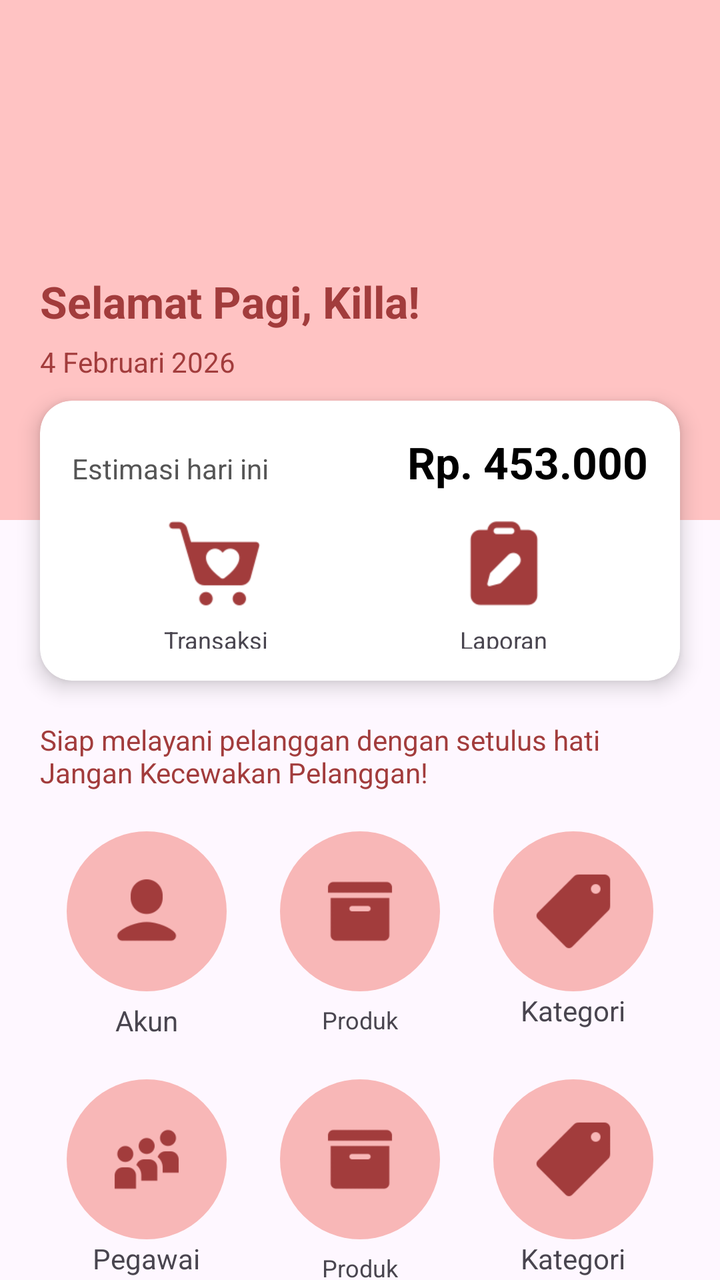
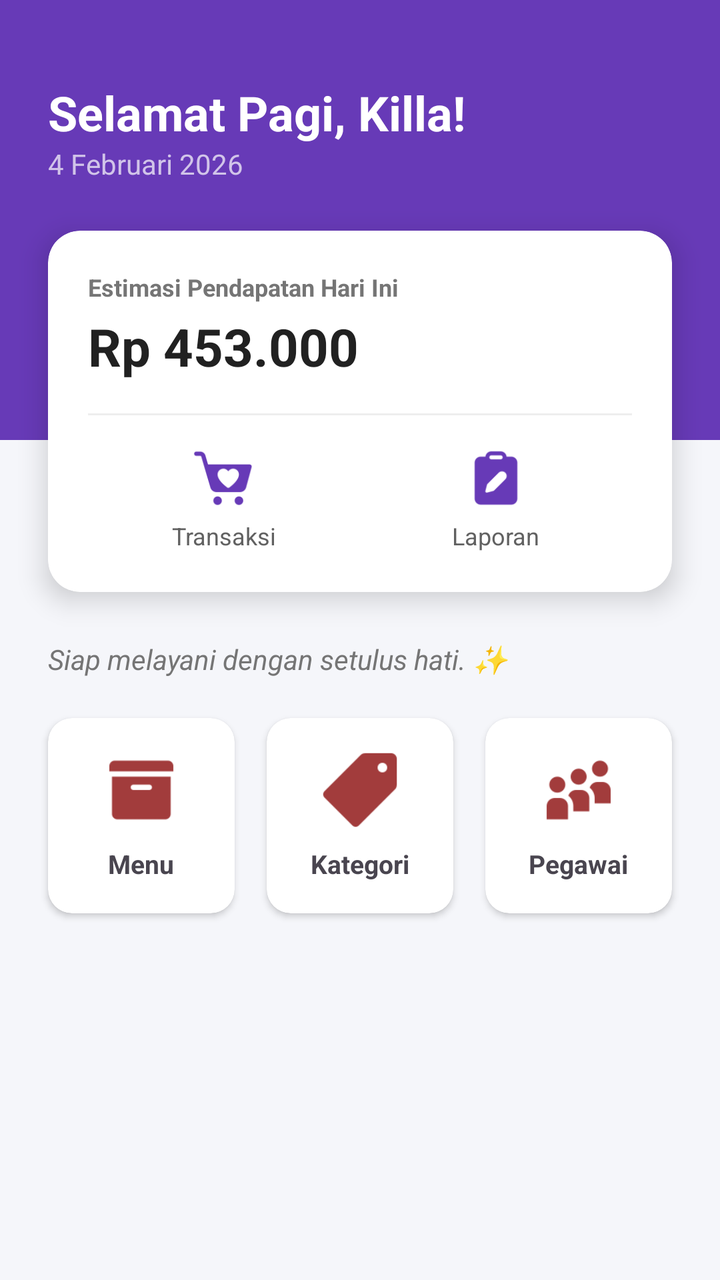

An Android layout rendered at two revisions. The XML below is the earlier revision; the diff shows what the commit changed to produce the second picture.
<!-- AndroidManifest.xml: application theme Theme.Penjualan -->
<!-- res/layout/activity_main.xml -->
<androidx.constraintlayout.widget.ConstraintLayout
    xmlns:android="http://schemas.android.com/apk/res/android"
    xmlns:app="http://schemas.android.com/apk/res-auto"
    xmlns:tools="http://schemas.android.com/tools"
    android:id="@+id/main"
    android:layout_width="match_parent"
    android:layout_height="match_parent"
    tools:context=".MainActivity">

    <LinearLayout
        android:id="@+id/header"
        android:layout_width="0dp"
        android:layout_height="260dp"
        android:background="#FFC3C3"
        android:orientation="horizontal"
        app:layout_constraintTop_toTopOf="parent"
        app:layout_constraintStart_toStartOf="parent"
        app:layout_constraintEnd_toEndOf="parent"/>

    <TextView
        android:id="@+id/tvSapaan"
        android:layout_width="wrap_content"
        android:layout_height="wrap_content"
        android:text="Selamat Pagi, Killa!"
        android:textSize="22sp"
        android:textStyle="bold"
        android:textColor="#A23C3C"
        android:layout_marginBottom="6dp"
        app:layout_constraintBottom_toTopOf="@+id/tvtanggal"
        app:layout_constraintStart_toStartOf="parent"
        android:layout_marginStart="20dp"/>

    <TextView
        android:id="@+id/tvtanggal"
        android:layout_width="wrap_content"
        android:layout_height="wrap_content"
        android:text="4 Februari 2026"
        android:textSize="14sp"
        android:textColor="#A23C3C"
        android:layout_marginBottom="10dp"
        android:layout_marginStart="20dp"
        app:layout_constraintBottom_toTopOf="@+id/cardEstimasi"
        app:layout_constraintStart_toStartOf="parent"/>

    <androidx.cardview.widget.CardView
        android:id="@+id/cardEstimasi"
        android:layout_width="0dp"
        android:layout_height="140dp"
        android:layout_marginStart="20dp"
        android:layout_marginEnd="20dp"
        android:layout_marginTop="-60dp"
        app:cardCornerRadius="16dp"
        app:cardElevation="6dp"
        app:layout_constraintTop_toBottomOf="@id/header"
        app:layout_constraintStart_toStartOf="parent"
        app:layout_constraintEnd_toEndOf="parent">

        <LinearLayout
            android:layout_width="match_parent"
            android:layout_height="match_parent"
            android:padding="16dp"
            android:orientation="vertical">

            <LinearLayout
                android:layout_width="match_parent"
                android:layout_height="wrap_content"
                android:orientation="horizontal">

            <TextView
                android:layout_height="wrap_content"
                android:layout_width="wrap_content"
                android:text="Estimasi hari ini"
                android:layout_weight="1"
                android:textSize="14sp"
                android:textColor="#555"/>

            <TextView
                android:layout_height="wrap_content"
                android:layout_width="wrap_content"
                android:text="Rp. 453.000"
                android:textSize="22sp"
                android:textStyle="bold"
                android:textColor="#000"
                android:layout_marginBottom="12dp" />

            </LinearLayout>

            <LinearLayout
                android:orientation="horizontal"
                android:layout_width="match_parent"
                android:layout_height="wrap_content">

                <LinearLayout
                    android:layout_width="0dp"
                    android:layout_height="wrap_content"
                    android:layout_weight="1"
                    android:orientation="vertical"
                    android:gravity="center">

                    <ImageView
                        android:layout_width="50dp"
                        android:layout_height="50dp"
                        android:src="@drawable/ic_transaksi"/>

                    <TextView
                        android:text="Transaksi"
                        android:layout_width="wrap_content"
                        android:layout_height="wrap_content"
                        android:textSize="12sp"
                        android:layout_marginTop="4dp"/>

                </LinearLayout>

                <LinearLayout
                    android:layout_width="0dp"
                    android:layout_height="wrap_content"
                    android:layout_weight="1"
                    android:orientation="vertical"
                    android:gravity="center">

                    <ImageView
                        android:layout_width="50dp"
                        android:layout_height="50dp"
                        android:src="@drawable/ic_laporan"/>

                    <TextView
                        android:text="Laporan"
                        android:layout_width="wrap_content"
                        android:layout_height="wrap_content"
                        android:textSize="12sp"
                        android:layout_marginTop="4dp"/>
                </LinearLayout>
            </LinearLayout>

        </LinearLayout>
    </androidx.cardview.widget.CardView>

    <TextView
        android:id="@+id/motivasi"
        android:layout_width="0dp"
        android:layout_height="wrap_content"
        android:text="Siap melayani pelanggan dengan setulus hati\nJangan Kecewakan Pelanggan!"
        android:textColor="#A23C3C"
        android:textSize="14sp"
        android:layout_margin="20dp"
        app:layout_constraintTop_toBottomOf="@id/cardEstimasi"
        app:layout_constraintStart_toStartOf="parent"
        app:layout_constraintEnd_toEndOf="parent"/>

    <GridLayout
        android:id="@+id/grid1"
        android:layout_width="0dp"
        android:layout_height="wrap_content"
        android:columnCount="3"
        android:layout_margin="20dp"
        app:layout_constraintTop_toBottomOf="@id/motivasi"
        app:layout_constraintStart_toStartOf="parent"
        app:layout_constraintEnd_toEndOf="parent">

        <LinearLayout
            android:orientation="vertical"
            android:gravity="center"
            android:layout_width="0dp"
            android:layout_height="wrap_content"
            android:layout_columnWeight="1">
=
            <FrameLayout
                android:layout_width="80dp"
                android:layout_height="80dp"
                android:background="@drawable/circle_pink"
                android:gravity="center">

                <ImageView
                    android:layout_width="40dp"
                    android:layout_height="40dp"
                    android:layout_gravity="center"
                    android:src="@drawable/ic_akun"
                    android:contentDescription="Transaksi"/>
            </FrameLayout>

            <TextView
                android:layout_width="wrap_content"
                android:layout_height="wrap_content"
                android:text="Akun"
                android:layout_marginTop="5dp"/>
        </LinearLayout>

        <LinearLayout
            android:orientation="vertical"
            android:gravity="center"
            android:layout_width="0dp"
            android:layout_columnWeight="1">

            <FrameLayout
                android:layout_width="80dp"
                android:layout_height="80dp"
                android:background="@drawable/circle_pink"
                android:gravity="center">

                <ImageView
                    android:layout_width="40dp"
                    android:layout_height="40dp"
                    android:layout_gravity="center"
                    android:src="@drawable/ic_produk"
                    android:contentDescription="Transaksi"/>
            </FrameLayout>

            <TextView
                android:layout_width="wrap_content"
                android:layout_height="wrap_content"
                android:text="Produk"
                android:textSize="12sp"
                android:layout_marginTop="6dp"/>
        </LinearLayout>

        <LinearLayout
            android:id="@+id/menuKategori"
            android:orientation="vertical"
            android:gravity="center"
            android:layout_width="0dp"
            android:layout_columnWeight="1">

            <FrameLayout
                android:layout_width="80dp"
                android:layout_height="80dp"
                android:background="@drawable/circle_pink"
                android:gravity="center">

                <ImageView
                    android:id="@+id/cardKategori"
                    android:layout_width="40dp"
                    android:layout_height="40dp"
                    android:layout_gravity="center"
                    android:src="@drawable/ic_kategori"
                    android:contentDescription="Transaksi"/>
            </FrameLayout>

            <TextView
                android:layout_width="wrap_content"
                android:layout_height="wrap_content"
                android:text="Kategori"/>
        </LinearLayout>

    </GridLayout>

    <GridLayout
        android:layout_width="0dp"
        android:layout_height="wrap_content"
        android:columnCount="3"
        android:layout_margin="20dp"
        app:layout_constraintTop_toBottomOf="@id/grid1"
        app:layout_constraintStart_toStartOf="parent"
        app:layout_constraintEnd_toEndOf="parent">

        <LinearLayout
            android:orientation="vertical"
            android:gravity="center"
            android:layout_width="0dp"
            android:layout_height="wrap_content"
            android:layout_columnWeight="1">
            =
            <FrameLayout
                android:layout_width="80dp"
                android:layout_height="80dp"
                android:background="@drawable/circle_pink"
                android:gravity="center">

                <ImageView
                    android:layout_width="40dp"
                    android:layout_height="40dp"
                    android:layout_gravity="center"
                    android:src="@drawable/ic_pegawai"
                    android:contentDescription="Pegawai"/>
            </FrameLayout>

            <TextView
                android:layout_width="wrap_content"
                android:layout_height="wrap_content"
                android:text="Pegawai" />
        </LinearLayout>

        <LinearLayout
            android:orientation="vertical"
            android:gravity="center"
            android:layout_width="0dp"
            android:layout_columnWeight="1">

            <FrameLayout
                android:layout_width="80dp"
                android:layout_height="80dp"
                android:background="@drawable/circle_pink"
                android:gravity="center">

                <ImageView
                    android:layout_width="40dp"
                    android:layout_height="40dp"
                    android:layout_gravity="center"
                    android:src="@drawable/ic_produk"
                    android:contentDescription="Transaksi"/>
            </FrameLayout>

            <TextView
                android:layout_width="wrap_content"
                android:layout_height="wrap_content"
                android:text="Produk"
                android:textSize="12sp"
                android:layout_marginTop="6dp"/>
        </LinearLayout>

        <LinearLayout
            android:orientation="vertical"
            android:gravity="center"
            android:layout_width="0dp"
            android:layout_columnWeight="1">

            <FrameLayout
                android:layout_width="80dp"
                android:layout_height="80dp"
                android:background="@drawable/circle_pink"
                android:gravity="center">

                <ImageView
                    android:layout_width="40dp"
                    android:layout_height="40dp"
                    android:layout_gravity="center"
                    android:src="@drawable/ic_kategori"
                    android:contentDescription="Transaksi"/>
            </FrameLayout>

            <TextView
                android:layout_width="wrap_content"
                android:layout_height="wrap_content"
                android:text="Kategori"/>
        </LinearLayout>

    </GridLayout>

</androidx.constraintlayout.widget.ConstraintLayout>
<!-- resources referenced by this layout -->
<resources>
  <!-- drawable circle_pink (drawable) -->
  <?xml version="1.0" encoding="utf-8"?>
  <shape xmlns:android="http://schemas.android.com/apk/res/android"
      android:shape="oval">
      <solid android:color="#F8B7B7"/>
  </shape>
  <!-- drawable ic_akun: png bitmap (drawable, 1398 bytes) -->
  <!-- drawable ic_kategori: png bitmap (drawable, 1034 bytes) -->
  <!-- drawable ic_laporan: png bitmap (drawable, 1346 bytes) -->
  <!-- drawable ic_pegawai: png bitmap (drawable, 1954 bytes) -->
  <!-- drawable ic_produk: png bitmap (drawable, 731 bytes) -->
  <!-- drawable ic_transaksi: png bitmap (drawable, 2011 bytes) -->
  <style name="Theme.Penjualan" parent="Base.Theme.Penjualan" />
  <style name="Base.Theme.Penjualan" parent="Theme.Material3.DayNight.NoActionBar">
          
          
      </style>
</resources>

<!-- the commit's change to res/layout/activity_main.xml (unified diff, before → after) -->
@@ -1,3 +1,4 @@
+<?xml version="1.0" encoding="utf-8"?>
 <androidx.constraintlayout.widget.ConstraintLayout
     xmlns:android="http://schemas.android.com/apk/res/android"
     xmlns:app="http://schemas.android.com/apk/res-auto"
@@ -5,333 +6,237 @@
     android:id="@+id/main"
     android:layout_width="match_parent"
     android:layout_height="match_parent"
+    android:background="#F5F6FA"
     tools:context=".MainActivity">
 
-    <LinearLayout
-        android:id="@+id/header"
-        android:layout_width="0dp"
-        android:layout_height="260dp"
-        android:background="#FFC3C3"
-        android:orientation="horizontal"
-        app:layout_constraintTop_toTopOf="parent"
-        app:layout_constraintStart_toStartOf="parent"
-        app:layout_constraintEnd_toEndOf="parent"/>
+    <View
+        android:id="@+id/headerView"
+        android:layout_width="match_parent"
+        android:layout_height="220dp"
+        android:background="#673AB7"
+        app:layout_constraintTop_toTopOf="parent" />
 
     <TextView
         android:id="@+id/tvSapaan"
         android:layout_width="wrap_content"
         android:layout_height="wrap_content"
+        android:layout_marginStart="24dp"
+        android:layout_marginTop="40dp"
         android:text="Selamat Pagi, Killa!"
-        android:textSize="22sp"
+        android:textColor="#FFFFFF"
+        android:textSize="24sp"
         android:textStyle="bold"
-        android:textColor="#A23C3C"
-        android:layout_marginBottom="6dp"
-        app:layout_constraintBottom_toTopOf="@+id/tvtanggal"
         app:layout_constraintStart_toStartOf="parent"
-        android:layout_marginStart="20dp"/>
+        app:layout_constraintTop_toTopOf="parent" />
 
     <TextView
         android:id="@+id/tvtanggal"
         android:layout_width="wrap_content"
         android:layout_height="wrap_content"
         android:text="4 Februari 2026"
+        android:textColor="#D1C4E9"
         android:textSize="14sp"
-        android:textColor="#A23C3C"
-        android:layout_marginBottom="10dp"
-        android:layout_marginStart="20dp"
-        app:layout_constraintBottom_toTopOf="@+id/cardEstimasi"
-        app:layout_constraintStart_toStartOf="parent"/>
+        app:layout_constraintStart_toStartOf="@+id/tvSapaan"
+        app:layout_constraintTop_toBottomOf="@+id/tvSapaan" />
 
     <androidx.cardview.widget.CardView
         android:id="@+id/cardEstimasi"
-        android:layout_width="0dp"
-        android:layout_height="140dp"
-        android:layout_marginStart="20dp"
-        android:layout_marginEnd="20dp"
-        android:layout_marginTop="-60dp"
+        android:layout_width="match_parent"
+        android:layout_height="wrap_content"
+        android:layout_marginHorizontal="24dp"
+        android:layout_marginTop="24dp"
         app:cardCornerRadius="16dp"
-        app:cardElevation="6dp"
-        app:layout_constraintTop_toBottomOf="@id/header"
-        app:layout_constraintStart_toStartOf="parent"
-        app:layout_constraintEnd_toEndOf="parent">
+        app:cardElevation="8dp"
+        app:layout_constraintTop_toBottomOf="@+id/tvtanggal">
 
         <LinearLayout
             android:layout_width="match_parent"
-            android:layout_height="match_parent"
-            android:padding="16dp"
-            android:orientation="vertical">
+            android:layout_height="wrap_content"
+            android:orientation="vertical"
+            android:padding="20dp">
+
+            <TextView
+                android:layout_width="wrap_content"
+                android:layout_height="wrap_content"
+                android:text="Estimasi Pendapatan Hari Ini"
+                android:textColor="#757575"
+                android:textSize="12sp"
+                android:textStyle="bold" />
+
+            <TextView
+                android:layout_width="wrap_content"
+                android:layout_height="wrap_content"
+                android:layout_marginTop="4dp"
+                android:text="Rp 453.000"
+                android:textColor="#212121"
+                android:textSize="26sp"
+                android:textStyle="bold" />
+
+            <View
+                android:layout_width="match_parent"
+                android:layout_height="1dp"
+                android:layout_marginVertical="16dp"
+                android:background="#EEEEEE" />
 
             <LinearLayout
                 android:layout_width="match_parent"
                 android:layout_height="wrap_content"
                 android:orientation="horizontal">
-
-            <TextView
-                android:layout_height="wrap_content"
-                android:layout_width="wrap_content"
-                android:text="Estimasi hari ini"
-                android:layout_weight="1"
-                android:textSize="14sp"
-                android:textColor="#555"/>
-
-            <TextView
-                android:layout_height="wrap_content"
-                android:layout_width="wrap_content"
-                android:text="Rp. 453.000"
-                android:textSize="22sp"
-                android:textStyle="bold"
-                android:textColor="#000"
-                android:layout_marginBottom="12dp" />
-
-            </LinearLayout>
-
-            <LinearLayout
-                android:orientation="horizontal"
-                android:layout_width="match_parent"
-                android:layout_height="wrap_content">
 
                 <LinearLayout
                     android:layout_width="0dp"
                     android:layout_height="wrap_content"
                     android:layout_weight="1"
-                    android:orientation="vertical"
-                    android:gravity="center">
-
+                    android:gravity="center"
+                    android:orientation="vertical">
                     <ImageView
-                        android:layout_width="50dp"
-                        android:layout_height="50dp"
-                        android:src="@drawable/ic_transaksi"/>
-
+                        android:layout_width="32dp"
+                        android:layout_height="32dp"
+                        android:src="@drawable/ic_transaksi"
+                        app:tint="#673AB7" />
                     <TextView
-                        android:text="Transaksi"
                         android:layout_width="wrap_content"
                         android:layout_height="wrap_content"
+                        android:layout_marginTop="4dp"
+                        android:text="Transaksi"
                         android:textSize="12sp"
-                        android:layout_marginTop="4dp"/>
-
+                        android:textColor="#616161"/>
                 </LinearLayout>
 
                 <LinearLayout
                     android:layout_width="0dp"
                     android:layout_height="wrap_content"
                     android:layout_weight="1"
-                    android:orientation="vertical"
-                    android:gravity="center">
-
+                    android:gravity="center"
+                    android:orientation="vertical">
                     <ImageView
-                        android:layout_width="50dp"
-                        android:layout_height="50dp"
-                        android:src="@drawable/ic_laporan"/>
-
+                        android:layout_width="32dp"
+                        android:layout_height="32dp"
+                        android:src="@drawable/ic_laporan"
+                        app:tint="#673AB7" />
                     <TextView
-                        android:text="Laporan"
                         android:layout_width="wrap_content"
                         android:layout_height="wrap_content"
+                        android:layout_marginTop="4dp"
+                        android:text="Laporan"
                         android:textSize="12sp"
-                        android:layout_marginTop="4dp"/>
+                        android:textColor="#616161"/>
                 </LinearLayout>
             </LinearLayout>
-
         </LinearLayout>
     </androidx.cardview.widget.CardView>
 
     <TextView
         android:id="@+id/motivasi"
-        android:layout_width="0dp"
-        android:layout_height="wrap_content"
-        android:text="Siap melayani pelanggan dengan setulus hati\nJangan Kecewakan Pelanggan!"
-        android:textColor="#A23C3C"
+        android:layout_width="match_parent"
+        android:layout_height="wrap_content"
+        android:layout_marginHorizontal="24dp"
+        android:layout_marginTop="24dp"
+        android:text="Siap melayani dengan setulus hati. ✨"
+        android:textColor="#757575"
         android:textSize="14sp"
-        android:layout_margin="20dp"
-        app:layout_constraintTop_toBottomOf="@id/cardEstimasi"
-        app:layout_constraintStart_toStartOf="parent"
-        app:layout_constraintEnd_toEndOf="parent"/>
+        android:textStyle="italic"
+        app:layout_constraintTop_toBottomOf="@id/cardEstimasi" />
 
     <GridLayout
-        android:id="@+id/grid1"
-        android:layout_width="0dp"
-        android:layout_height="wrap_content"
+        android:layout_width="match_parent"
+        android:layout_height="wrap_content"
+        android:layout_marginHorizontal="16dp"
+        android:layout_marginTop="12dp"
         android:columnCount="3"
-        android:layout_margin="20dp"
-        app:layout_constraintTop_toBottomOf="@id/motivasi"
-        app:layout_constraintStart_toStartOf="parent"
-        app:layout_constraintEnd_toEndOf="parent">
-
-        <LinearLayout
-            android:orientation="vertical"
-            android:gravity="center"
+        app:layout_constraintTop_toBottomOf="@id/motivasi">
+
+        <androidx.cardview.widget.CardView
+            android:id="@+id/btnMenuProduk"
             android:layout_width="0dp"
             android:layout_height="wrap_content"
-            android:layout_columnWeight="1">
-=
-            <FrameLayout
-                android:layout_width="80dp"
-                android:layout_height="80dp"
-                android:background="@drawable/circle_pink"
-                android:gravity="center">
-
+            android:layout_columnWeight="1"
+            android:layout_margin="8dp"
+            android:clickable="true"
+            android:focusable="true"
+            android:foreground="?android:attr/selectableItemBackground"
+            app:cardCornerRadius="12dp"
+            app:cardElevation="2dp">
+            <LinearLayout
+                android:layout_width="match_parent"
+                android:layout_height="wrap_content"
+                android:gravity="center"
+                android:orientation="vertical"
+                android:padding="16dp">
                 <ImageView
                     android:layout_width="40dp"
                     android:layout_height="40dp"
-                    android:layout_gravity="center"
-                    android:src="@drawable/ic_akun"
-                    android:contentDescription="Transaksi"/>
-            </FrameLayout>
-
-            <TextView
-                android:layout_width="wrap_content"
-                android:layout_height="wrap_content"
-                android:text="Akun"
-                android:layout_marginTop="5dp"/>
-        </LinearLayout>
-
-        <LinearLayout
-            android:orientation="vertical"
-            android:gravity="center"
+                    android:src="@drawable/ic_produk" />
+                <TextView
+                    android:layout_width="wrap_content"
+                    android:layout_height="wrap_content"
+                    android:layout_marginTop="8dp"
+                    android:text="Menu"
+                    android:textSize="13sp"
+                    android:textStyle="bold" />
+            </LinearLayout>
+        </androidx.cardview.widget.CardView>
+
+        <androidx.cardview.widget.CardView
+            android:id="@+id/btnMenuKategori"
             android:layout_width="0dp"
-            android:layout_columnWeight="1">
-
-            <FrameLayout
-                android:layout_width="80dp"
-                android:layout_height="80dp"
-                android:background="@drawable/circle_pink"
-                android:gravity="center">
-
+            android:layout_height="wrap_content"
+            android:layout_columnWeight="1"
+            android:layout_margin="8dp"
+            android:clickable="true"
+            android:focusable="true"
+            android:foreground="?android:attr/selectableItemBackground"
+            app:cardCornerRadius="12dp"
+            app:cardElevation="2dp">
+            <LinearLayout
+                android:layout_width="match_parent"
+                android:layout_height="wrap_content"
+                android:gravity="center"
+                android:orientation="vertical"
+                android:padding="16dp">
                 <ImageView
                     android:layout_width="40dp"
                     android:layout_height="40dp"
-                    android:layout_gravity="center"
-                    android:src="@drawable/ic_produk"
-                    android:contentDescription="Transaksi"/>
-            </FrameLayout>
-
-            <TextView
-                android:layout_width="wrap_content"
-                android:layout_height="wrap_content"
-                android:text="Produk"
-                android:textSize="12sp"
-                android:layout_marginTop="6dp"/>
-        </LinearLayout>
-
-        <LinearLayout
-            android:id="@+id/menuKategori"
-            android:orientation="vertical"
-            android:gravity="center"
+                    android:src="@drawable/ic_kategori" />
+                <TextView
+                    android:layout_width="wrap_content"
+                    android:layout_height="wrap_content"
+                    android:layout_marginTop="8dp"
+                    android:text="Kategori"
+                    android:textSize="13sp"
+                    android:textStyle="bold" />
+            </LinearLayout>
+        </androidx.cardview.widget.CardView>
+
+        <androidx.cardview.widget.CardView
             android:layout_width="0dp"
-            android:layout_columnWeight="1">
-
-            <FrameLayout
-                android:layout_width="80dp"
-                android:layout_height="80dp"
-                android:background="@drawable/circle_pink"
-                android:gravity="center">
-
-                <ImageView
-                    android:id="@+id/cardKategori"
-                    android:layout_width="40dp"
-                    android:layout_height="40dp"
-                    android:layout_gravity="center"
-                    android:src="@drawable/ic_kategori"
-                    android:contentDescription="Transaksi"/>
-            </FrameLayout>
-
-            <TextView
-                android:layout_width="wrap_content"
-                android:layout_height="wrap_content"
-                android:text="Kategori"/>
-        </LinearLayout>
-
-    </GridLayout>
-
-    <GridLayout
-        android:layout_width="0dp"
-        android:layout_height="wrap_content"
-        android:columnCount="3"
-        android:layout_margin="20dp"
-        app:layout_constraintTop_toBottomOf="@id/grid1"
-        app:layout_constraintStart_toStartOf="parent"
-        app:layout_constraintEnd_toEndOf="parent">
-
-        <LinearLayout
-            android:orientation="vertical"
-            android:gravity="center"
-            android:layout_width="0dp"
-            android:layout_height="wrap_content"
-            android:layout_columnWeight="1">
-            =
-            <FrameLayout
-                android:layout_width="80dp"
-                android:layout_height="80dp"
-                android:background="@drawable/circle_pink"
-                android:gravity="center">
-
+            android:layout_height="wrap_content"
+            android:layout_columnWeight="1"
+            android:layout_margin="8dp"
+            android:clickable="true"
+            android:focusable="true"
+            android:foreground="?android:attr/selectableItemBackground"
+            app:cardCornerRadius="12dp"
+            app:cardElevation="2dp">
+            <LinearLayout
+                android:layout_width="match_parent"
+                android:layout_height="wrap_content"
+                android:gravity="center"
+                android:orientation="vertical"
+                android:padding="16dp">
                 <ImageView
                     android:layout_width="40dp"
                     android:layout_height="40dp"
-                    android:layout_gravity="center"
-                    android:src="@drawable/ic_pegawai"
-                    android:contentDescription="Pegawai"/>
-            </FrameLayout>
-
-            <TextView
-                android:layout_width="wrap_content"
-                android:layout_height="wrap_content"
-                android:text="Pegawai" />
-        </LinearLayout>
-
-        <LinearLayout
-            android:orientation="vertical"
-            android:gravity="center"
-            android:layout_width="0dp"
-            android:layout_columnWeight="1">
-
-            <FrameLayout
-                android:layout_width="80dp"
-                android:layout_height="80dp"
-                android:background="@drawable/circle_pink"
-                android:gravity="center">
-
-                <ImageView
-                    android:layout_width="40dp"
-                    android:layout_height="40dp"
-                    android:layout_gravity="center"
-                    android:src="@drawable/ic_produk"
-                    android:contentDescription="Transaksi"/>
-            </FrameLayout>
-
-            <TextView
-                android:layout_width="wrap_content"
-                android:layout_height="wrap_content"
-                android:text="Produk"
-                android:textSize="12sp"
-                android:layout_marginTop="6dp"/>
-        </LinearLayout>
-
-        <LinearLayout
-            android:orientation="vertical"
-            android:gravity="center"
-            android:layout_width="0dp"
-            android:layout_columnWeight="1">
-
-            <FrameLayout
-                android:layout_width="80dp"
-                android:layout_height="80dp"
-                android:background="@drawable/circle_pink"
-                android:gravity="center">
-
-                <ImageView
-                    android:layout_width="40dp"
-                    android:layout_height="40dp"
-                    android:layout_gravity="center"
-                    android:src="@drawable/ic_kategori"
-                    android:contentDescription="Transaksi"/>
-            </FrameLayout>
-
-            <TextView
-                android:layout_width="wrap_content"
-                android:layout_height="wrap_content"
-                android:text="Kategori"/>
-        </LinearLayout>
+                    android:src="@drawable/ic_pegawai" />
+                <TextView
+                    android:layout_width="wrap_content"
+                    android:layout_height="wrap_content"
+                    android:layout_marginTop="8dp"
+                    android:text="Pegawai"
+                    android:textSize="13sp"
+                    android:textStyle="bold" />
+            </LinearLayout>
+        </androidx.cardview.widget.CardView>
 
     </GridLayout>
 
<!-- resource entries referenced after the edit -->
@@ -1,12 +1,5 @@
 <!-- resources referenced by this layout -->
 <resources>
-  <!-- drawable circle_pink (drawable) -->
-  <?xml version="1.0" encoding="utf-8"?>
-  <shape xmlns:android="http://schemas.android.com/apk/res/android"
-      android:shape="oval">
-      <solid android:color="#F8B7B7"/>
-  </shape>
-  <!-- drawable ic_akun: png bitmap (drawable, 1398 bytes) -->
   <!-- drawable ic_kategori: png bitmap (drawable, 1034 bytes) -->
   <!-- drawable ic_laporan: png bitmap (drawable, 1346 bytes) -->
   <!-- drawable ic_pegawai: png bitmap (drawable, 1954 bytes) -->
